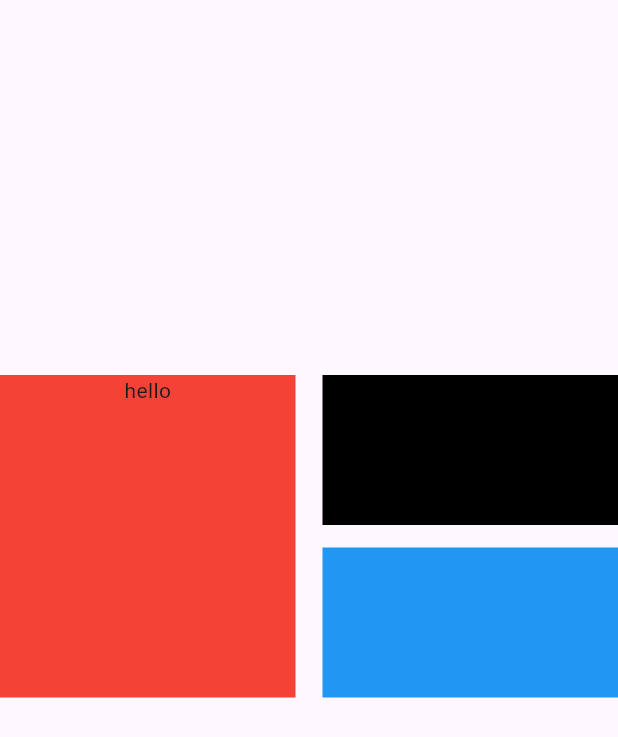
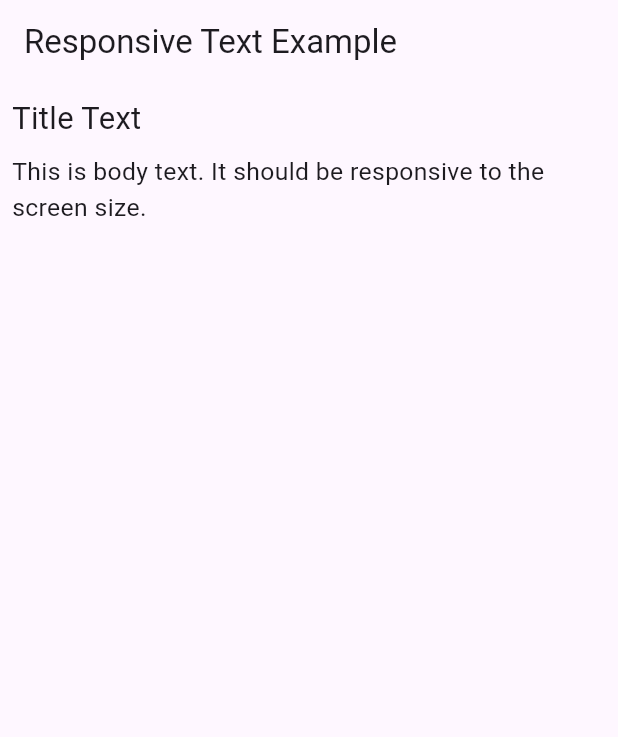
Before and after one commit to hasanhammoudah/Tools-for-crafting-responsive-UIs, a Flutter app: the screen it shows after launch, on a phone screen of 412 x 824 dp. Shown: the top 737 px of the screen. Run offline on Flutter 3.47's test engine with Material 3 defaults, Android fonts, the phone set to English and light mode, and no system bars.

Commit message:
NEW UPDATE

```diff
--- a/lib/main.dart
+++ b/lib/main.dart
@@ -1,6 +1,5 @@
 import 'package:flutter/material.dart';
-import 'package:responsive/AspectRationExample.dart';
-import 'package:responsive/Intrinsic_widgets.dart';
+import 'package:responsive/responsive_text_example.dart';
 
 void main() {
   runApp(const Responsive());
@@ -19,7 +18,7 @@ class _ResponsiveState extends State<Responsive> {
     return const MaterialApp(
       debugShowCheckedModeBanner: false,
       home: Scaffold(
-        body: IntrinsicWidgets(),
+        body: ResponsiveText(),
         // This code for topic layoutBuilder
         // body: LayoutBuilder(builder: (context, constrains) {
         //   log(constrains.maxWidth.toString());
--- /dev/null
+++ b/lib/responsive_text_example.dart
@@ -0,0 +1,60 @@
+import 'package:flutter/material.dart';
+
+class ResponsiveText extends StatelessWidget {
+  const ResponsiveText({super.key});
+
+  @override
+  Widget build(BuildContext context) {
+    return Scaffold(
+      appBar: AppBar(
+        title: const Text('Responsive Text Example'),
+      ),
+      body: Padding(
+        padding: const EdgeInsets.all(8.0),
+        child: Column(
+          crossAxisAlignment: CrossAxisAlignment.start,
+          children: [
+            Text(
+              'Title Text',
+              style: TextStyle(
+                  fontSize: getResponsiveFontSize(context, fontSize: 20)),
+            ),
+            const SizedBox(
+              height: 10,
+            ),
+            Text(
+              'This is body text. It should be responsive to the screen size.',
+              style: TextStyle(
+                  fontSize: getResponsiveFontSize(context, fontSize: 16)),
+            )
+          ],
+        ),
+      ),
+    );
+  }
+}
+
+// 1- scaleFactor
+// 2- responsive fontSize
+// 3- min, max fontSize
+
+double getResponsiveFontSize(BuildContext context, {required double fontSize}) {
+  double scaleFactor = getScaleFactor(context);
+  double responsiveFontSize = fontSize * scaleFactor;
+  double lowerLimit = fontSize * .8;
+  double upperLimit = fontSize * 1.2;
+  print(
+      'base font size =  $fontSize lowerlimit = $lowerLimit upperlimit = $upperLimit,responsive font size = $responsiveFontSize,final fontSize = ${responsiveFontSize.clamp(lowerLimit, upperLimit)}');
+  return responsiveFontSize.clamp(lowerLimit, upperLimit);
+}
+
+double getScaleFactor(BuildContext context) {
+  double width = MediaQuery.sizeOf(context).width;
+  if (width < 600) {
+    return width / 400;
+  } else if (width < 900) {
+    return width / 700;
+  } else {
+    return width / 1000;
+  }
+}
```
